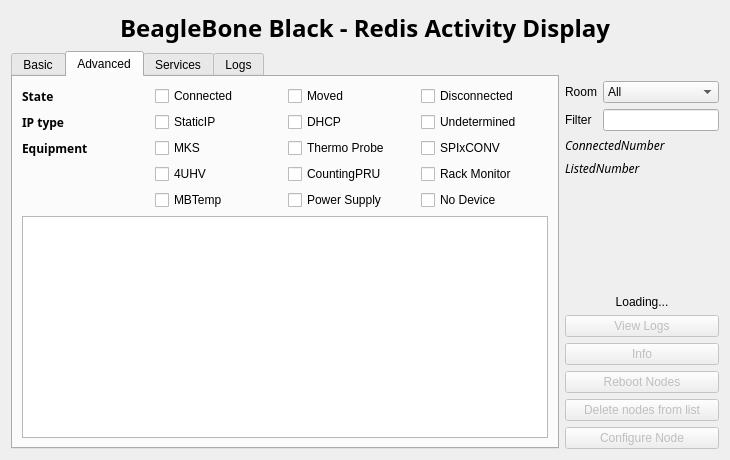
lnls-sirius/bbbread, file ui_files/monitor.ui: the form before one commit.
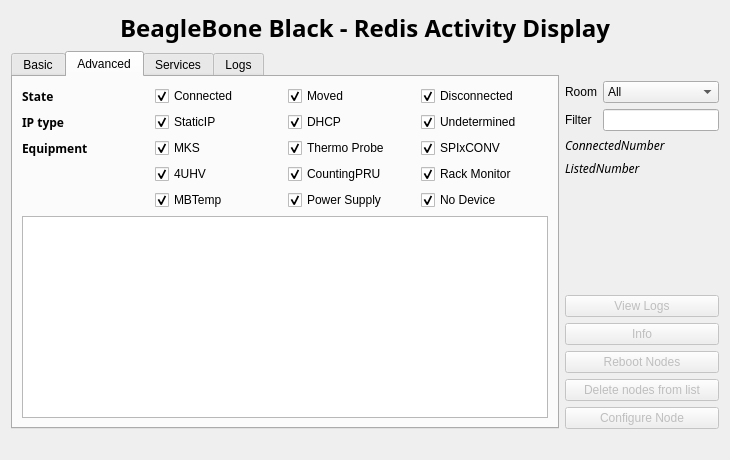
The form after the commit. The open tabs and pages were chosen to show the change.

Commit message: Adds status indicator LED

Diff of the .ui file:
```diff
--- a/ui_files/monitor.ui
+++ b/ui_files/monitor.ui
@@ -140,6 +140,9 @@
                <property name="text">
                 <string>Connected</string>
                </property>
+               <property name="checked">
+                <bool>true</bool>
+               </property>
               </widget>
              </item>
              <item row="0" column="2">
@@ -147,6 +150,9 @@
                <property name="text">
                 <string>Moved</string>
                </property>
+               <property name="checked">
+                <bool>true</bool>
+               </property>
               </widget>
              </item>
              <item row="0" column="3">
@@ -154,6 +160,9 @@
                <property name="text">
                 <string>Disconnected</string>
                </property>
+               <property name="checked">
+                <bool>true</bool>
+               </property>
               </widget>
              </item>
              <item row="1" column="0">
@@ -178,6 +187,9 @@
                <property name="text">
                 <string>StaticIP</string>
                </property>
+               <property name="checked">
+                <bool>true</bool>
+               </property>
               </widget>
              </item>
              <item row="1" column="2">
@@ -188,6 +200,9 @@
                <property name="text">
                 <string>DHCP</string>
                </property>
+               <property name="checked">
+                <bool>true</bool>
+               </property>
               </widget>
              </item>
              <item row="2" column="0">
@@ -209,6 +224,9 @@
                <property name="text">
                 <string>MKS</string>
                </property>
+               <property name="checked">
+                <bool>true</bool>
+               </property>
               </widget>
              </item>
              <item row="2" column="2">
@@ -216,6 +234,9 @@
                <property name="text">
                 <string>Thermo Probe</string>
                </property>
+               <property name="checked">
+                <bool>true</bool>
+               </property>
               </widget>
              </item>
              <item row="2" column="3">
@@ -223,6 +244,9 @@
                <property name="text">
                 <string>SPIxCONV</string>
                </property>
+               <property name="checked">
+                <bool>true</bool>
+               </property>
               </widget>
              </item>
              <item row="3" column="1">
@@ -230,6 +254,9 @@
                <property name="text">
                 <string>4UHV</string>
                </property>
+               <property name="checked">
+                <bool>true</bool>
+               </property>
               </widget>
              </item>
              <item row="3" column="2">
@@ -237,6 +264,9 @@
                <property name="text">
                 <string>CountingPRU</string>
                </property>
+               <property name="checked">
+                <bool>true</bool>
+               </property>
               </widget>
              </item>
              <item row="3" column="3">
@@ -244,6 +274,9 @@
                <property name="text">
                 <string>Rack Monitor</string>
                </property>
+               <property name="checked">
+                <bool>true</bool>
+               </property>
               </widget>
              </item>
              <item row="4" column="2">
@@ -251,6 +284,9 @@
                <property name="text">
                 <string>Power Supply</string>
                </property>
+               <property name="checked">
+                <bool>true</bool>
+               </property>
               </widget>
              </item>
              <item row="4" column="1">
@@ -258,6 +294,9 @@
                <property name="text">
                 <string>MBTemp</string>
                </property>
+               <property name="checked">
+                <bool>true</bool>
+               </property>
               </widget>
              </item>
              <item row="4" column="3">
@@ -265,6 +304,9 @@
                <property name="text">
                 <string>No Device</string>
                </property>
+               <property name="checked">
+                <bool>true</bool>
+               </property>
               </widget>
              </item>
              <item row="1" column="3">
@@ -275,6 +317,9 @@
                <property name="text">
                 <string>Undetermined</string>
                </property>
+               <property name="checked">
+                <bool>true</bool>
+               </property>
               </widget>
              </item>
             </layout>
@@ -735,16 +780,6 @@
        </item>
        <item>
         <layout class="QVBoxLayout" name="verticalLayout_5">
-         <item>
-          <widget class="QLabel" name="loadingLabel">
-           <property name="text">
-            <string>Loading...</string>
-           </property>
-           <property name="alignment">
-            <set>Qt::AlignCenter</set>
-           </property>
-          </widget>
-         </item>
          <item>
           <widget class="QPushButton" name="logsButton">
            <property name="enabled">
@@ -837,6 +872,25 @@
      </item>
     </layout>
    </item>
+   <item>
+    <widget class="QLabel" name="status_icon">
+     <property name="maximumSize">
+      <size>
+       <width>16777215</width>
+       <height>20</height>
+      </size>
+     </property>
+     <property name="layoutDirection">
+      <enum>Qt::LeftToRight</enum>
+     </property>
+     <property name="text">
+      <string/>
+     </property>
+     <property name="alignment">
+      <set>Qt::AlignRight|Qt::AlignTrailing|Qt::AlignVCenter</set>
+     </property>
+    </widget>
+   </item>
   </layout>
  </widget>
  <resources/>
```
Left out of the diff: 2 changed lines with no effect on the pictures. The commit also changes 3 other files.
